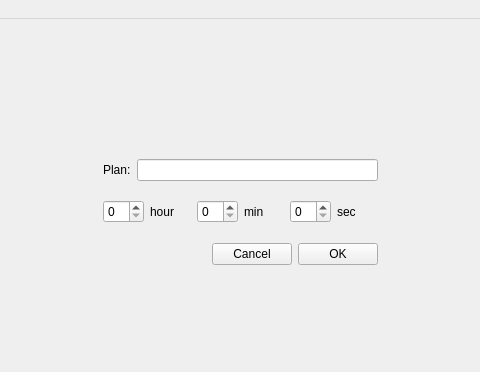
Before: the Qt Designer form Src/mainWindow.ui in kingold5/Timer, drawn with Qt 5; both pictures show x 107 to 587 and y 0 to 372 of the 769 by 600 pixel window.
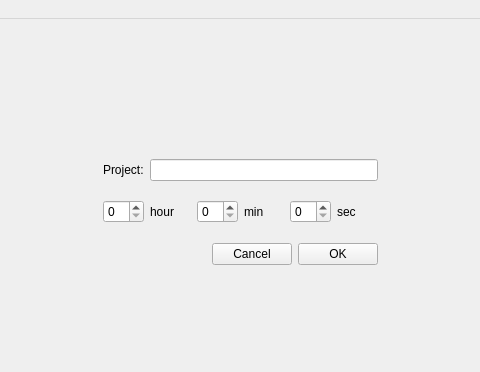
After: the same form once the commit is applied.

```diff
--- a/Src/mainWindow.ui
+++ b/Src/mainWindow.ui
@@ -14,7 +14,7 @@
    <string>MainWindow</string>
   </property>
   <widget class="QWidget" name="centralwidget">
-   <widget class="QWidget" name="">
+   <widget class="QWidget" name="layoutWidget">
     <property name="geometry">
      <rect>
       <x>210</x>
@@ -31,7 +31,7 @@
          <item>
           <widget class="QLabel" name="labelPlan">
            <property name="text">
-            <string>Plan:</string>
+            <string>Project:</string>
            </property>
           </widget>
          </item>
@@ -62,7 +62,7 @@
             </widget>
            </item>
            <item>
-            <widget class="QDoubleSpinBox" name="timeSec">
+            <widget class="QDoubleSpinBox" name="timeMin">
              <property name="decimals">
               <number>0</number>
              </property>
@@ -79,7 +79,7 @@
             </widget>
            </item>
            <item>
-            <widget class="QDoubleSpinBox" name="timeMin">
+            <widget class="QDoubleSpinBox" name="timeSec">
              <property name="decimals">
               <number>0</number>
              </property>
```
Left out of the diff: 2 changed lines with no effect on the pictures.
